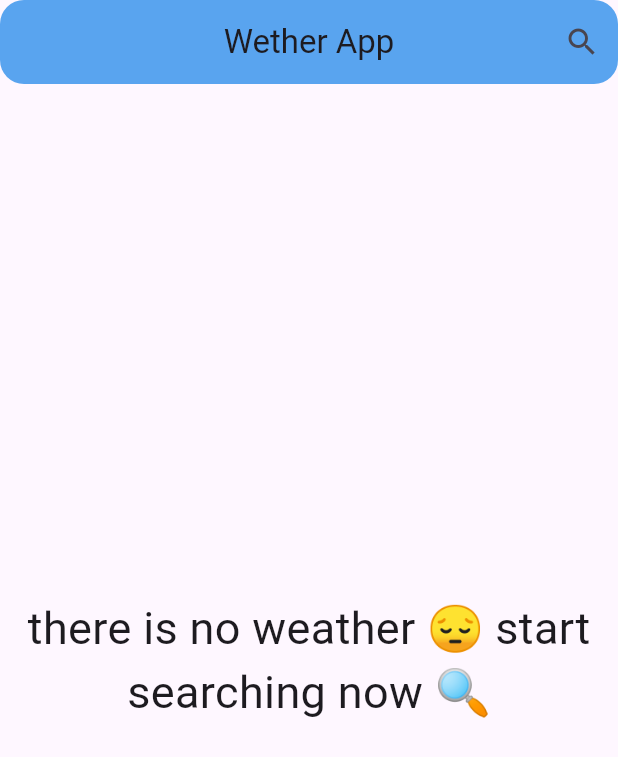
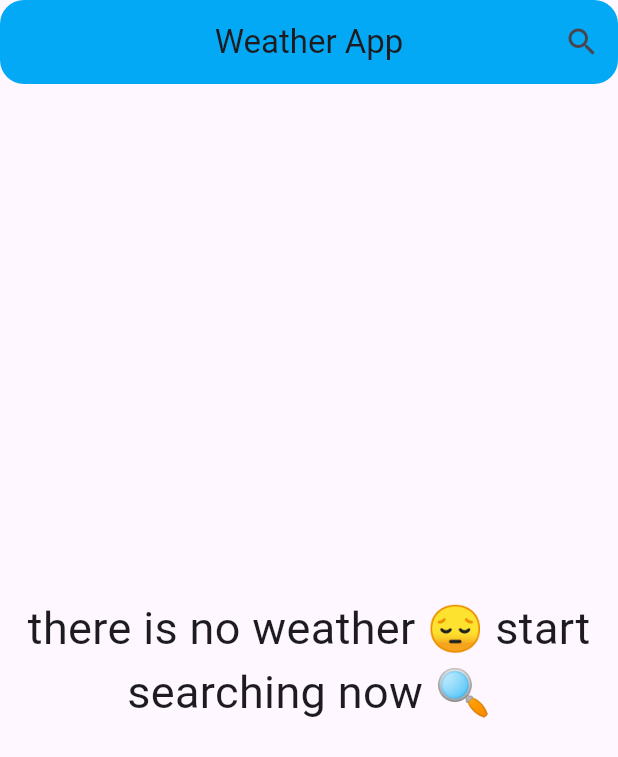
Before and after one commit to iMohamedMamdouh/weather_app, a Flutter app: the screen it shows after launch, on a phone screen of 412 x 824 dp. Shown: the top 757 px of the screen. Run offline on Flutter 3.47's test engine with Material 3 defaults, Android fonts, the phone set to English and light mode, and no system bars; our stand-ins replace dio, flutter_bloc.

Commit message:
create material color

```diff
--- a/lib/Views/home_view.dart
+++ b/lib/Views/home_view.dart
@@ -17,8 +17,8 @@ class HomeView extends StatelessWidget {
           borderRadius: BorderRadius.circular(16),
         ),
         centerTitle: true,
-        backgroundColor: const Color(0xFF59A4EF),
-        title: const Text('Wether App'),
+        backgroundColor: Colors.lightBlue,
+        title: const Text('Weather App'),
         actions: [
           IconButton(
               onPressed: () {
--- a/lib/Widgets/weather_body.dart
+++ b/lib/Widgets/weather_body.dart
@@ -1,4 +1,5 @@
 import 'package:demo_weatherapp/cubits/get_weather_cubit/get_weather_cubit.dart';
+import 'package:demo_weatherapp/models/weather_model.dart';
 import 'package:flutter/material.dart';
 import 'package:flutter_bloc/flutter_bloc.dart';
 
@@ -7,7 +8,8 @@ class WeatherBody extends StatelessWidget {
 
   @override
   Widget build(BuildContext context) {
-    var weatherModel = BlocProvider.of<GetWeatherCubit>(context).weatherModel;
+    WeatherModel weatherModel =
+        BlocProvider.of<GetWeatherCubit>(context).weatherModel!;
     return Padding(
       padding: const EdgeInsets.all(16.0),
       child: Container(
--- a/lib/Widgets/weather_info_body.dart
+++ b/lib/Widgets/weather_info_body.dart
@@ -1,4 +1,5 @@
 import 'package:demo_weatherapp/cubits/get_weather_cubit/get_weather_cubit.dart';
+import 'package:demo_weatherapp/models/weather_model.dart';
 import 'package:flutter/material.dart';
 import 'package:flutter_bloc/flutter_bloc.dart';
 
@@ -7,7 +8,8 @@ class WeatherInfoBody extends StatelessWidget {
 
   @override
   Widget build(BuildContext context) {
-    var weatherModel = BlocProvider.of<GetWeatherCubit>(context).weatherModel;
+    WeatherModel weatherModel =
+        BlocProvider.of<GetWeatherCubit>(context).weatherModel!;
     weatherModel.image!.contains('https');
     return Padding(
       padding: const EdgeInsets.symmetric(horizontal: 16),
--- a/lib/cubits/get_weather_cubit/get_weather_cubit.dart
+++ b/lib/cubits/get_weather_cubit/get_weather_cubit.dart
@@ -7,12 +7,12 @@ import 'package:flutter_bloc/flutter_bloc.dart';
 class GetWeatherCubit extends Cubit<WeatherState> {
   GetWeatherCubit() : super(DefaultWeatherState());
 
-  late WeatherModel weatherModel;
+  WeatherModel? weatherModel;
 
   getWeather(city) async {
     try {
       weatherModel = await WeatherService(Dio()).getCurrentWeather(city: city);
-      emit(WeatherLoadedState(weatherModel));
+      emit(WeatherLoadedState(weatherModel!));
     } catch (e) {
       emit(
         WeatherFailureState(
--- a/lib/main.dart
+++ b/lib/main.dart
@@ -15,13 +15,92 @@ class WeatherApp extends StatelessWidget {
   Widget build(BuildContext context) {
     return BlocProvider(
       create: (context) => GetWeatherCubit(),
-      child: MaterialApp(
-        debugShowCheckedModeBanner: false,
-        theme: ThemeData(
-          primarySwatch: Colors.green,
-        ),
-        home: const HomeView(),
-      ),
+      child: const CustomMaterialApp(),
     );
   }
 }
+
+class CustomMaterialApp extends StatelessWidget {
+  const CustomMaterialApp({
+    super.key,
+  });
+
+  @override
+  Widget build(BuildContext context) {
+    return MaterialApp(
+      theme: ThemeData(
+        primarySwatch: getThemeColor(BlocProvider.of<GetWeatherCubit>(context)
+            .weatherModel
+            ?.weatherCondition),
+      ),
+      debugShowCheckedModeBanner: false,
+      home: const HomeView(),
+    );
+  }
+}
+
+MaterialColor getThemeColor(String? condition) {
+  if (condition == null) {
+    return Colors.lightBlue;
+  }
+  switch (condition.toLowerCase()) {
+    case "sunny":
+      return Colors.orange;
+    case "partly cloudy":
+    case "overcast":
+    case "cloudy":
+    case "patchy sleet possible":
+    case "light sleet":
+    case "light sleet showers":
+      return Colors.blueGrey;
+    case "moderate rain at times":
+    case "moderate rain":
+    case "moderate or heavy rain shower":
+    case "mist":
+    case "fog":
+    case "patchy rain possible":
+    case "light drizzle":
+    case "patchy light drizzle":
+    case "patchy light rain":
+    case "light rain":
+    case "light rain shower":
+    case "patchy snow possible":
+    case "light snow":
+    case "patchy light snow":
+    case "light snow showers":
+      return Colors.lightBlue;
+    case "patchy freezing drizzle possible":
+    case "freezing drizzle":
+    case "light freezing rain":
+    case "ice pellets":
+    case "light showers of ice pellets":
+    case "moderate or heavy showers of ice pellets":
+    case "freezing fog":
+    case "heavy freezing drizzle":
+    case "moderate or heavy freezing rain":
+      return Colors.cyan;
+    case "thundery outbreaks possible":
+    case "patchy light rain with thunder":
+    case "moderate or heavy rain with thunder":
+    case "patchy light snow with thunder":
+    case "moderate or heavy snow with thunder":
+      return Colors.deepPurple;
+    case "heavy rain at times":
+    case "heavy rain":
+    case "torrential rain shower":
+      return Colors.blue;
+    case "moderate or heavy sleet":
+    case "moderate or heavy sleet showers":
+      return Colors.blueGrey;
+    case "patchy moderate snow":
+    case "moderate snow":
+    case "patchy heavy snow":
+    case "heavy snow":
+    case "moderate or heavy snow showers":
+    case "blowing snow":
+    case "blizzard":
+      return Colors.indigo;
+    default:
+      return Colors.blueGrey; // Default color if condition is not found
+  }
+}
```
